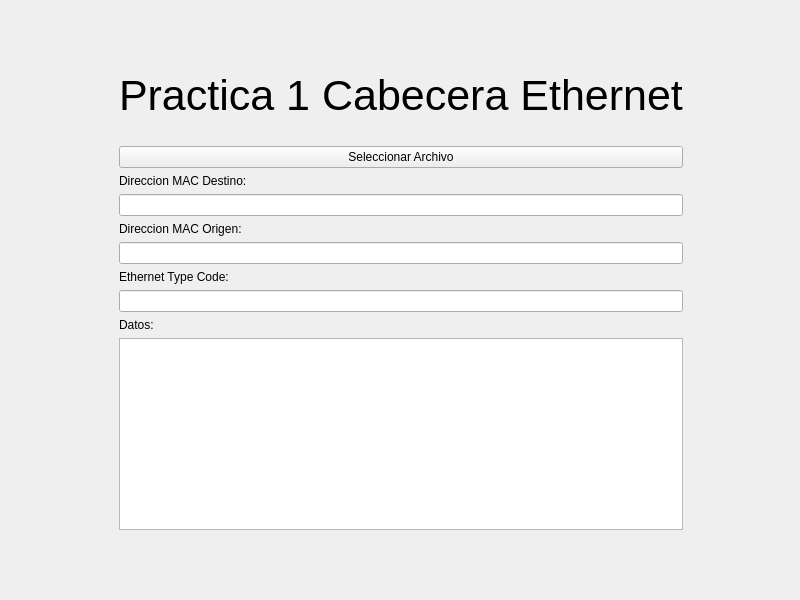
Before: the Qt Designer form Sniffer/mainwindow.ui in vandelvan/Sniffer, drawn with Qt 5.
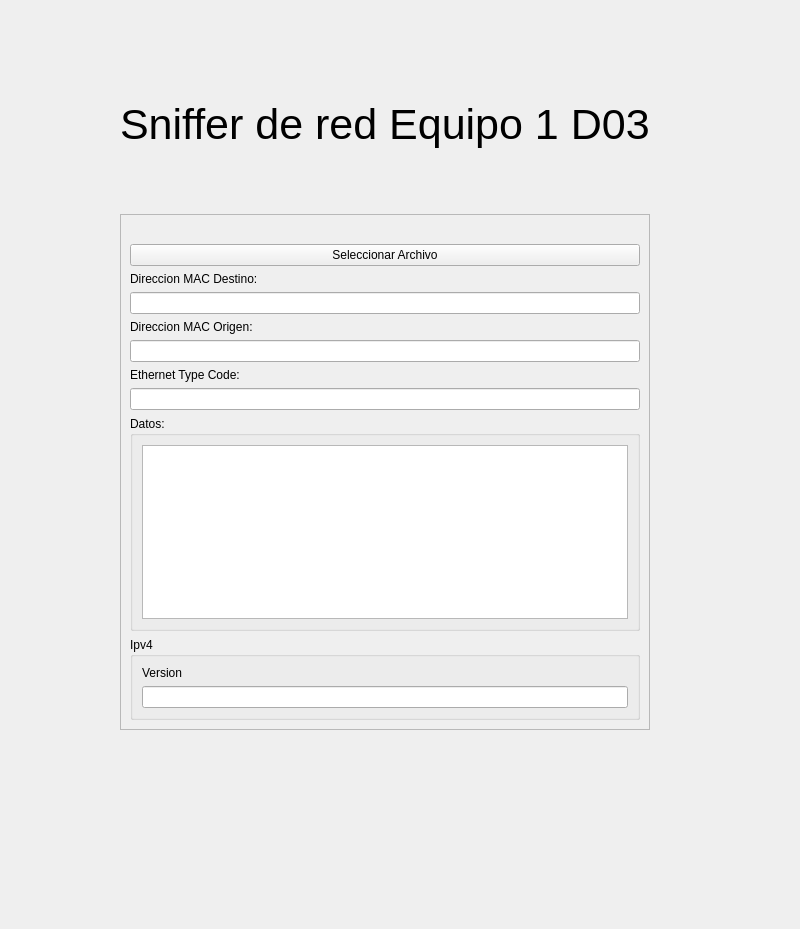
After: the same form once the commit is applied.

Commit message: Dyinamic group boxes

```diff
--- a/Sniffer/mainwindow.ui
+++ b/Sniffer/mainwindow.ui
@@ -7,64 +7,181 @@
     <x>0</x>
     <y>0</y>
     <width>800</width>
-    <height>600</height>
+    <height>929</height>
    </rect>
   </property>
+  <property name="sizePolicy">
+   <sizepolicy hsizetype="Preferred" vsizetype="Preferred">
+    <horstretch>0</horstretch>
+    <verstretch>0</verstretch>
+   </sizepolicy>
+  </property>
+  <property name="minimumSize">
+   <size>
+    <width>0</width>
+    <height>0</height>
+   </size>
+  </property>
   <property name="windowTitle">
    <string>MainWindow</string>
   </property>
   <widget class="QWidget" name="centralwidget">
+   <property name="sizePolicy">
+    <sizepolicy hsizetype="Preferred" vsizetype="Preferred">
+     <horstretch>0</horstretch>
+     <verstretch>0</verstretch>
+    </sizepolicy>
+   </property>
+   <property name="minimumSize">
+    <size>
+     <width>0</width>
+     <height>0</height>
+    </size>
+   </property>
    <widget class="QWidget" name="gridLayoutWidget">
     <property name="geometry">
      <rect>
-      <x>10</x>
-      <y>10</y>
-      <width>781</width>
-      <height>581</height>
+      <x>40</x>
+      <y>0</y>
+      <width>690</width>
+      <height>770</height>
      </rect>
     </property>
     <layout class="QGridLayout" name="gridLayout">
-     <item row="9" column="2">
-      <widget class="QLineEdit" name="macO">
-       <property name="readOnly">
+     <item row="2" column="2" rowspan="3">
+      <widget class="QScrollArea" name="scrollArea">
+       <property name="widgetResizable">
         <bool>true</bool>
        </property>
+       <widget class="QWidget" name="scrollAreaWidgetContents">
+        <property name="geometry">
+         <rect>
+          <x>0</x>
+          <y>0</y>
+          <width>580</width>
+          <height>444</height>
+         </rect>
+        </property>
+        <layout class="QGridLayout" name="gridLayout_4">
+         <item row="1" column="1">
+          <widget class="QPushButton" name="buscarArchivo">
+           <property name="text">
+            <string>Seleccionar Archivo</string>
+           </property>
+          </widget>
+         </item>
+         <item row="6" column="1">
+          <widget class="QLineEdit" name="macO">
+           <property name="readOnly">
+            <bool>true</bool>
+           </property>
+          </widget>
+         </item>
+         <item row="10" column="1">
+          <widget class="QGroupBox" name="Ipv4">
+           <property name="enabled">
+            <bool>true</bool>
+           </property>
+           <property name="title">
+            <string>Ipv4</string>
+           </property>
+           <layout class="QGridLayout" name="gridLayout_2">
+            <item row="1" column="0">
+             <widget class="QLabel" name="labelversion_ipv4">
+              <property name="text">
+               <string>Version</string>
+              </property>
+             </widget>
+            </item>
+            <item row="2" column="0">
+             <widget class="QLineEdit" name="version_Ipv4">
+              <property name="readOnly">
+               <bool>true</bool>
+              </property>
+             </widget>
+            </item>
+           </layout>
+          </widget>
+         </item>
+         <item row="2" column="1">
+          <widget class="QLabel" name="labeldestino">
+           <property name="text">
+            <string>Direccion MAC Destino: </string>
+           </property>
+          </widget>
+         </item>
+         <item row="7" column="1">
+          <widget class="QLabel" name="EthType">
+           <property name="text">
+            <string>Ethernet Type Code:</string>
+           </property>
+          </widget>
+         </item>
+         <item row="9" column="1">
+          <widget class="QGroupBox" name="Datos">
+           <property name="enabled">
+            <bool>true</bool>
+           </property>
+           <property name="title">
+            <string>Datos:</string>
+           </property>
+           <layout class="QGridLayout" name="gridLayout_3">
+            <item row="1" column="0">
+             <widget class="QPlainTextEdit" name="dataDump">
+              <property name="readOnly">
+               <bool>true</bool>
+              </property>
+             </widget>
+            </item>
+           </layout>
+          </widget>
+         </item>
+         <item row="8" column="1">
+          <widget class="QLineEdit" name="ethType">
+           <property name="readOnly">
+            <bool>true</bool>
+           </property>
+          </widget>
+         </item>
+         <item row="4" column="1">
+          <widget class="QLineEdit" name="macD">
+           <property name="readOnly">
+            <bool>true</bool>
+           </property>
+          </widget>
+         </item>
+         <item row="5" column="1">
+          <widget class="QLabel" name="label">
+           <property name="text">
+            <string>Direccion MAC Origen:</string>
+           </property>
+          </widget>
+         </item>
+         <item row="0" column="1">
+          <widget class="QLabel" name="seleccionArchivo">
+           <property name="text">
+            <string/>
+           </property>
+          </widget>
+         </item>
+        </layout>
+       </widget>
       </widget>
      </item>
-     <item row="10" column="2">
-      <widget class="QLabel" name="EthType">
-       <property name="text">
-        <string>Ethernet Type Code:</string>
-       </property>
-      </widget>
-     </item>
-     <item row="14" column="2">
-      <spacer name="verticalSpacer_2">
+     <item row="3" column="3">
+      <spacer name="horizontalSpacer_2">
        <property name="orientation">
-        <enum>Qt::Vertical</enum>
+        <enum>Qt::Horizontal</enum>
        </property>
        <property name="sizeHint" stdset="0">
         <size>
-         <width>20</width>
-         <height>40</height>
+         <width>40</width>
+         <height>20</height>
         </size>
        </property>
       </spacer>
      </item>
-     <item row="0" column="2">
-      <spacer name="verticalSpacer_3">
-       <property name="orientation">
-        <enum>Qt::Vertical</enum>
-       </property>
-       <property name="sizeHint" stdset="0">
-        <size>
-         <width>20</width>
-         <height>40</height>
-        </size>
-       </property>
-      </spacer>
-     </item>
-     <item row="5" column="0">
+     <item row="3" column="0">
       <spacer name="horizontalSpacer">
        <property name="orientation">
         <enum>Qt::Horizontal</enum>
@@ -77,6 +194,22 @@
        </property>
       </spacer>
      </item>
+     <item row="5" column="2">
+      <spacer name="verticalSpacer">
+       <property name="orientation">
+        <enum>Qt::Vertical</enum>
+       </property>
+       <property name="sizeType">
+        <enum>QSizePolicy::Minimum</enum>
+       </property>
+       <property name="sizeHint" stdset="0">
+        <size>
+         <width>20</width>
+         <height>40</height>
+        </size>
+       </property>
+      </spacer>
+     </item>
      <item row="1" column="2">
       <widget class="QLabel" name="Titulo">
        <property name="font">
@@ -85,79 +218,26 @@
         </font>
        </property>
        <property name="text">
-        <string>Practica 1 Cabecera Ethernet</string>
+        <string>Sniffer de red Equipo 1 D03</string>
        </property>
       </widget>
      </item>
-     <item row="11" column="2">
-      <widget class="QLineEdit" name="ethType">
-       <property name="readOnly">
-        <bool>true</bool>
-       </property>
-      </widget>
-     </item>
-     <item row="5" column="3">
-      <spacer name="horizontalSpacer_2">
+     <item row="0" column="2">
+      <spacer name="verticalSpacer_2">
        <property name="orientation">
-        <enum>Qt::Horizontal</enum>
+        <enum>Qt::Vertical</enum>
+       </property>
+       <property name="sizeType">
+        <enum>QSizePolicy::Minimum</enum>
        </property>
        <property name="sizeHint" stdset="0">
         <size>
-         <width>40</width>
-         <height>20</height>
+         <width>20</width>
+         <height>40</height>
         </size>
        </property>
       </spacer>
      </item>
-     <item row="12" column="2">
-      <widget class="QLabel" name="datos">
-       <property name="text">
-        <string>Datos:</string>
-       </property>
-      </widget>
-     </item>
-     <item row="3" column="2">
-      <widget class="QLabel" name="seleccionArchivo">
-       <property name="text">
-        <string/>
-       </property>
-      </widget>
-     </item>
-     <item row="5" column="2">
-      <widget class="QPushButton" name="buscarArchivo">
-       <property name="text">
-        <string>Seleccionar Archivo</string>
-       </property>
-      </widget>
-     </item>
-     <item row="7" column="2">
-      <widget class="QLineEdit" name="macD">
-       <property name="readOnly">
-        <bool>true</bool>
-       </property>
-      </widget>
-     </item>
-     <item row="6" column="2">
-      <widget class="QLabel" name="labeldestino">
-       <property name="text">
-        <string>Direccion MAC Destino: </string>
-       </property>
-      </widget>
-     </item>
-     <item row="8" column="2">
-      <widget class="QLabel" name="label">
-       <property name="text">
-        <string>Direccion MAC Origen:</string>
-       </property>
-      </widget>
-     </item>
-     <item row="13" column="2">
-      <widget class="QPlainTextEdit" name="dataDump">
-       <property name="readOnly">
-        <bool>true</bool>
-       </property>
-      </widget>
-     </item>
     </layout>
    </widget>
   </widget>
```
The commit also changes 3 other files.
